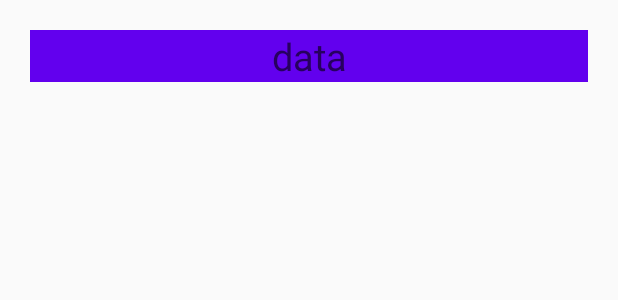
After one commit to Petiazediter/ScoreboardPublic, an Android app: the layout row_item.xml on its own in the app's theme, with its tools: preview values and no code run, on a phone screen of 412 x 824 dp. The commit adds this screen. Shown: the top 300 px of the screen. Run offline under Robolectric (Android 15) with nearby library versions, the phone set to English and light mode, and no system bars.

Commit message:
add recyclerview to last sport event activity

```diff
--- a/ScoreBoard/app/src/main/java/com/codecool/scoreboard/last_events/LastEventsContract.java
+++ /dev/null
@@ -1,4 +0,0 @@
-package com.codecool.scoreboard.last_events;
-
-public interface LastEventsContract {
-}
--- a/ScoreBoard/app/src/main/java/com/codecool/scoreboard/last_events/LastEventsPresenter.java
+++ /dev/null
@@ -1,6 +0,0 @@
-package com.codecool.scoreboard.last_events;
-
-public class LastEventsPresenter<V extends LastEventsContract> {
-
-
-}
--- a/ScoreBoard/app/src/main/java/com/codecool/scoreboard/model/SportEventWrapper.java
+++ b/ScoreBoard/app/src/main/java/com/codecool/scoreboard/model/SportEventWrapper.java
@@ -9,7 +9,7 @@ public class SportEventWrapper {
     @SerializedName("events")
     private List<SportEvent> events;
 
-    public List<SportEvent> getEvents() {
+    public List<SportEvent> getEventList() {
         return events;
     }
 }
--- a/ScoreBoard/app/src/main/res/layout/activity_last_events.xml
+++ b/ScoreBoard/app/src/main/res/layout/activity_last_events.xml
@@ -4,6 +4,10 @@
     xmlns:tools="http://schemas.android.com/tools"
     android:layout_width="match_parent"
     android:layout_height="match_parent"
-    tools:context=".last_events.LastEventsActivity">
+    tools:context=".sport_events.LastEventsActivity">
 
+    <androidx.recyclerview.widget.RecyclerView
+        android:id="@+id/recyclerView"
+        android:layout_width="match_parent"
+        android:layout_height="match_parent" />
 </androidx.constraintlayout.widget.ConstraintLayout>
--- /dev/null
+++ b/ScoreBoard/app/src/main/res/layout/row_item.xml
@@ -0,0 +1,21 @@
+<?xml version="1.0" encoding="utf-8"?>
+<androidx.constraintlayout.widget.ConstraintLayout xmlns:android="http://schemas.android.com/apk/res/android"
+    android:layout_width="match_parent"
+    android:id="@+id/datarow"
+    android:layout_height="wrap_content"
+    xmlns:app="http://schemas.android.com/apk/res-auto"
+    android:layout_margin="20dp">
+
+    <TextView
+        android:id="@+id/description"
+        app:layout_constraintStart_toStartOf="parent"
+        android:background="@color/colorPrimary"
+        app:layout_constraintEnd_toEndOf="parent"
+        app:layout_constraintTop_toTopOf="parent"
+        android:layout_width="match_parent"
+        android:layout_height="wrap_content"
+        android:hint="data"
+        android:textSize="25dp"
+        android:gravity="center"/>
+
+</androidx.constraintlayout.widget.ConstraintLayout>
```
Also changed, not shown: ScoreBoard/app/src/main/java/com/codecool/scoreboard/last_events/LastEventsActivity.java (deleted, +0 -24 lines), ScoreBoard/app/src/main/java/com/codecool/scoreboard/network/RequestApi.java (+5 -6 lines), ScoreBoard/app/src/main/java/com/codecool/scoreboard/next_events/NextEventsActivity.java (deleted, +0 -16 lines), ScoreBoard/app/src/main/java/com/codecool/scoreboard/sport_events/LastEventsActivity.java (added, +56 -0 lines), ScoreBoard/app/src/main/java/com/codecool/scoreboard/sport_events/SportEventAdapter.java (added, +68 -0 lines), ScoreBoard/app/src/main/java/com/codecool/scoreboard/sport_events/SportEventsContract.java (added, +10 -0 lines), ScoreBoard/app/src/main/java/com/codecool/scoreboard/sport_events/SportEventsPresenter.java (added, +86 -0 lines).
